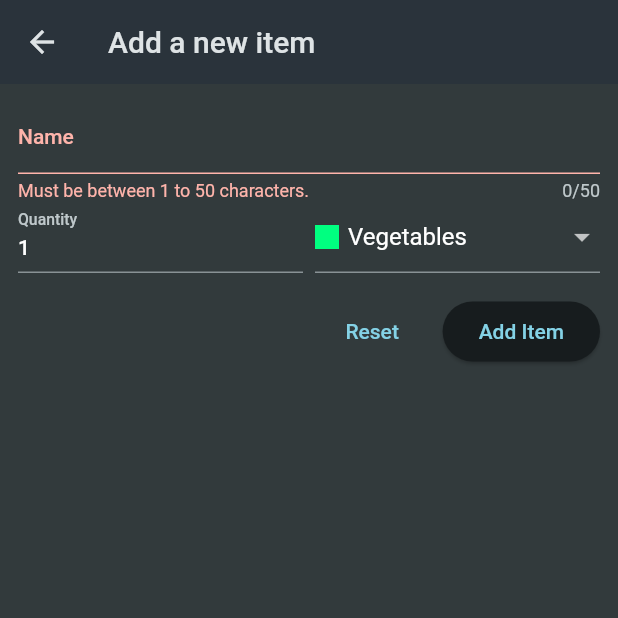
After one commit to Ankit-kr13/shopping_list, a Flutter app: the NewItem screen opened directly, after a tap on "Add Item", on a phone screen of 412 x 824 dp, the top half of it. The commit adds this screen. Run offline on Flutter 3.47's test engine with Material 2 defaults, Android fonts, the phone set to English and light mode, and no system bars.

Commit message:
create a form to add new items

```diff
--- a/lib/main.dart
+++ b/lib/main.dart
@@ -12,6 +12,7 @@ class MyApp extends StatelessWidget {
   @override
   Widget build(BuildContext context) {
     return MaterialApp(
+      debugShowCheckedModeBanner: false,
       title: 'Flutter Groceries',
       theme: ThemeData.dark().copyWith(
         useMaterial3: true,
--- a/lib/widgets/grocery_list.dart
+++ b/lib/widgets/grocery_list.dart
@@ -1,14 +1,28 @@
 import 'package:flutter/material.dart';
 import 'package:shopping_list/data/dummy_items.dart';
 import 'package:shopping_list/models/grocery_item.dart';
+import 'package:shopping_list/widgets/new_item.dart';
 
-class GroceryList extends StatelessWidget {
+class GroceryList extends StatefulWidget {
   const GroceryList({Key? key}) : super(key: key);
+
+  @override
+  State<GroceryList> createState() => _GroceryListState();
+}
+
+class _GroceryListState extends State<GroceryList> {
+  void addItem() {
+    Navigator.of(context)
+        .push(MaterialPageRoute(builder: (ctx) => const NewItem()));
+  }
 
   @override
   Widget build(BuildContext context) {
     return Scaffold(
-      appBar: AppBar(title: Text('Your Groceries')),
+      appBar: AppBar(
+        title: Text('Your Groceries'),
+        actions: [IconButton(onPressed: addItem, icon: const Icon(Icons.add))],
+      ),
       body: ListView.builder(
         itemCount: groceryItems.length,
         itemBuilder: (context, index) => ListTile(
--- /dev/null
+++ b/lib/widgets/new_item.dart
@@ -0,0 +1,140 @@
+import 'package:flutter/material.dart';
+import 'package:shopping_list/data/categories.dart';
+import 'package:shopping_list/models/category.dart';
+
+class NewItem extends StatefulWidget {
+  const NewItem({Key? key}) : super(key: key);
+
+  @override
+  State<NewItem> createState() => _NewItemState();
+}
+
+class _NewItemState extends State<NewItem> {
+  final formKey = GlobalKey<FormState>();
+  var enteredName = '';
+  var enteredQuantity = 1;
+  var selectedCategory = categories[Categories.vegetables]!;
+  void saveItem() {
+    if (formKey.currentState!.validate()) {
+      formKey.currentState!.save();
+    }
+  }
+
+  @override
+  Widget build(BuildContext context) {
+    return Scaffold(
+      appBar: AppBar(
+        title: const Text('Add a new item'),
+      ),
+      body: Padding(
+        padding: const EdgeInsets.all(12),
+        child: Form(
+            key: formKey,
+            child: Column(
+              children: [
+                TextFormField(
+                  maxLength: 50,
+                  decoration: InputDecoration(label: Text('Name')),
+                  validator: (Value) {
+                    if (Value == null ||
+                        Value.isEmpty ||
+                        Value.trim().length <= 1 ||
+                        Value.trim().length >= 50) {
+                      return 'Must be between 1 to 50 characters.';
+                    }
+                    return null;
+                  },
+                  onSaved: (value) {
+                    // if (value == null) {
+                    //   return;
+                    // }
+                    enteredName = value!;
+                  },
+                ),
+                Row(
+                  crossAxisAlignment: CrossAxisAlignment.end,
+                  children: [
+                    Expanded(
+                      child: TextFormField(
+                        decoration: InputDecoration(
+                          label: Text('Quantity'),
+                        ),
+                        keyboardType: TextInputType.number,
+                        initialValue: enteredQuantity.toString(),
+                        validator: (Value) {
+                          if (Value == null ||
+                              Value.isEmpty ||
+                              int.tryParse(Value) == null ||
+                              int.tryParse(Value)! <= 0) {
+                            return 'Must be a valid positive number.';
+                          }
+                          return null;
+                        },
+                        onSaved: (value) {
+                          enteredQuantity = int.parse(value!);
+                        },
+                      ),
+                    ),
+                    SizedBox(
+                      width: 8,
+                    ),
+                    Expanded(
+                      child: DropdownButtonFormField(
+                        value: selectedCategory,
+                        items: [
+                          for (final category in categories.entries)
+                            DropdownMenuItem(
+                              value: category.value,
+                              child: Row(children: [
+                                Container(
+                                  width: 16,
+                                  height: 16,
+                                  color: category.value.color,
+                                ),
+                                const SizedBox(
+                                  width: 6,
+                                ),
+                                Text(category.value.title),
+                              ]),
+                            ),
+                        ],
+                        onChanged: (Category? value) {
+                          setState(() {
+                            selectedCategory = value ?? selectedCategory;
+                          });
+                        },
+                        validator: (value) {
+                          if (value == null) {
+                            return 'Please select a category.';
+                          }
+                          return null;
+                        },
+                      ),
+                    ),
+                  ],
+                ),
+                const SizedBox(
+                  height: 15,
+                ),
+                Row(
+                  mainAxisAlignment: MainAxisAlignment.end,
+                  children: [
+                    TextButton(
+                      onPressed: () {
+                        formKey.currentState!.reset();
+                      },
+                      child: const Text('Reset'),
+                    ),
+                    SizedBox(width: 15),
+                    ElevatedButton(
+                      onPressed: saveItem,
+                      child: const Text('Add Item'),
+                    ),
+                  ],
+                ),
+              ],
+            )),
+      ),
+    );
+  }
+}
```
